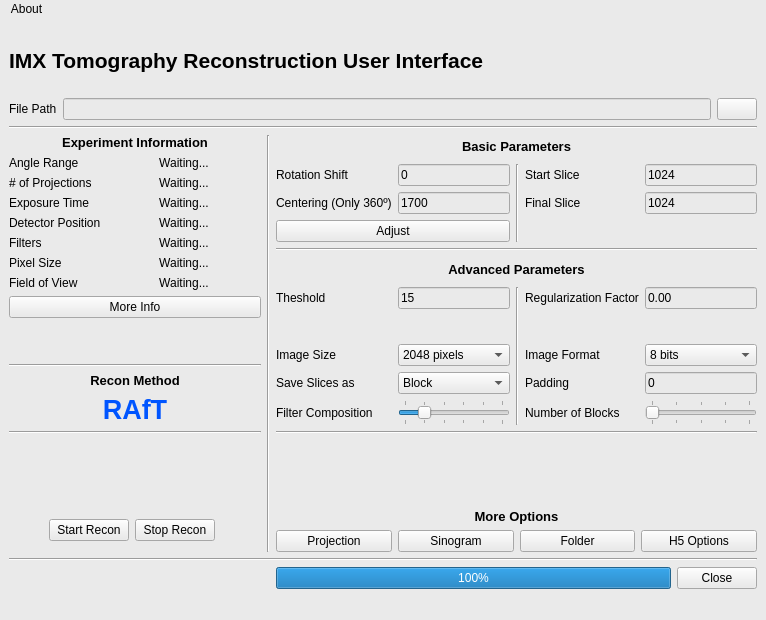
Before: the Qt Designer form ReconGUI.ui in gabrielschubert/ReconGUI, drawn with Qt 5.
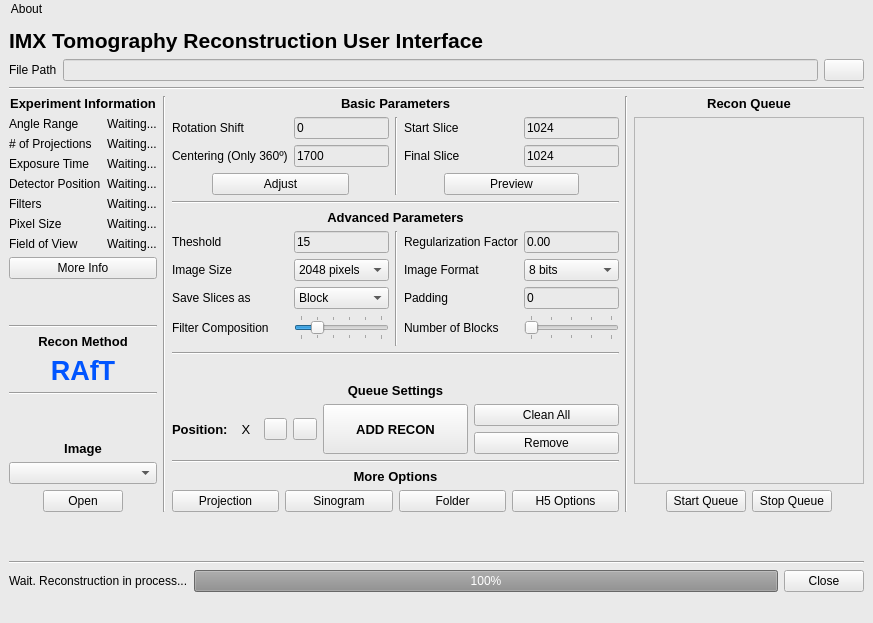
After: the same form once the commit is applied. Icons and pictures are not drawn.

Diff of the .ui file:
```diff
--- a/ReconGUI.ui
+++ b/ReconGUI.ui
@@ -6,8 +6,8 @@
    <rect>
     <x>0</x>
     <y>0</y>
-    <width>766</width>
-    <height>620</height>
+    <width>873</width>
+    <height>623</height>
    </rect>
   </property>
   <property name="windowTitle">
@@ -22,7 +22,129 @@
   </property>
   <widget class="QWidget" name="centralwidget">
    <layout class="QGridLayout" name="gridLayout">
-    <item row="3" column="0" colspan="2">
+    <item row="2" column="0" colspan="6">
+     <widget class="Line" name="line">
+      <property name="orientation">
+       <enum>Qt::Horizontal</enum>
+      </property>
+     </widget>
+    </item>
+    <item row="3" column="4" rowspan="5">
+     <widget class="Line" name="line_9">
+      <property name="orientation">
+       <enum>Qt::Vertical</enum>
+      </property>
+     </widget>
+    </item>
+    <item row="1" column="0" colspan="6">
+     <layout class="QHBoxLayout" name="horizontalLayout_3">
+      <item>
+       <widget class="QLabel" name="FilePathLabel">
+        <property name="text">
+         <string>File Path</string>
+        </property>
+       </widget>
+      </item>
+      <item>
+       <widget class="QLineEdit" name="FilePathLineEdit">
+        <property name="enabled">
+         <bool>false</bool>
+        </property>
+       </widget>
+      </item>
+      <item>
+       <widget class="QPushButton" name="FilePathChooseButton">
+        <property name="cursor">
+         <cursorShape>PointingHandCursor</cursorShape>
+        </property>
+        <property name="text">
+         <string/>
+        </property>
+        <property name="icon">
+         <iconset resource="ReconGUIResource.qrc">
+          <normaloff>:/FolderIcon/Images/closed_folder.png</normaloff>:/FolderIcon/Images/closed_folder.png</iconset>
+        </property>
+       </widget>
+      </item>
+     </layout>
+    </item>
+    <item row="7" column="3">
+     <layout class="QVBoxLayout" name="verticalLayout">
+      <item>
+       <widget class="QLabel" name="MoreOptionsLabel">
+        <property name="font">
+         <font>
+          <family>Liberation Sans</family>
+          <pointsize>10</pointsize>
+          <weight>75</weight>
+          <bold>true</bold>
+         </font>
+        </property>
+        <property name="layoutDirection">
+         <enum>Qt::LeftToRight</enum>
+        </property>
+        <property name="text">
+         <string>More Options</string>
+        </property>
+        <property name="alignment">
+         <set>Qt::AlignCenter</set>
+        </property>
+       </widget>
+      </item>
+      <item>
+       <layout class="QGridLayout" name="gridLayout_3">
+        <item row="0" column="1">
+         <widget class="QPushButton" name="OpenSinogramButton">
+          <property name="cursor">
+           <cursorShape>PointingHandCursor</cursorShape>
+          </property>
+          <property name="text">
+           <string>Sinogram</string>
+          </property>
+         </widget>
+        </item>
+        <item row="0" column="3">
+         <widget class="QPushButton" name="H5OptionsButton">
+          <property name="cursor">
+           <cursorShape>PointingHandCursor</cursorShape>
+          </property>
+          <property name="text">
+           <string>H5 Options</string>
+          </property>
+         </widget>
+        </item>
+        <item row="0" column="0">
+         <widget class="QPushButton" name="OpenProjectionButton">
+          <property name="cursor">
+           <cursorShape>PointingHandCursor</cursorShape>
+          </property>
+          <property name="text">
+           <string>Projection</string>
+          </property>
+         </widget>
+        </item>
+        <item row="0" column="2">
+         <widget class="QPushButton" name="OpenFolderButton">
+          <property name="cursor">
+           <cursorShape>PointingHandCursor</cursorShape>
+          </property>
+          <property name="text">
+           <string>Folder</string>
+          </property>
+         </widget>
+        </item>
+       </layout>
+      </item>
+     </layout>
+    </item>
+    <item row="3" column="2" rowspan="5">
+     <widget class="Line" name="line_2">
+      <property name="orientation">
+       <enum>Qt::Vertical</enum>
+      </property>
+     </widget>
+    </item>
+    <item row="3" column="0" rowspan="5" colspan="2">
      <layout class="QFormLayout" name="formLayout">
       <item row="0" column="0" colspan="2">
        <layout class="QVBoxLayout" name="verticalLayout_3">
@@ -172,6 +294,9 @@
        <layout class="QVBoxLayout" name="verticalLayout_2">
         <item>
          <widget class="QPushButton" name="MoreInfoButton">
+          <property name="cursor">
+           <cursorShape>PointingHandCursor</cursorShape>
+          </property>
           <property name="text">
            <string>More Info</string>
           </property>
@@ -203,7 +328,7 @@
        </layout>
       </item>
       <item row="9" column="0" colspan="2">
-       <widget class="QLabel" name="label_2">
+       <widget class="QLabel" name="ReconMethodLabel">
         <property name="font">
          <font>
           <family>Liberation Sans</family>
@@ -221,7 +346,7 @@
        </widget>
       </item>
       <item row="10" column="0" colspan="2">
-       <widget class="QLabel" name="label_3">
+       <widget class="QLabel" name="RAfTLabel">
         <property name="font">
          <font>
           <family>Liberation Sans</family>
@@ -245,21 +370,154 @@
         </property>
        </widget>
       </item>
+      <item row="12" column="0" colspan="2">
+       <layout class="QVBoxLayout" name="verticalLayout_12">
+        <item>
+         <spacer name="verticalSpacer_2">
+          <property name="orientation">
+           <enum>Qt::Vertical</enum>
+          </property>
+          <property name="sizeType">
+           <enum>QSizePolicy::Preferred</enum>
+          </property>
+          <property name="sizeHint" stdset="0">
+           <size>
+            <width>20</width>
+            <height>40</height>
+           </size>
+          </property>
+         </spacer>
+        </item>
+        <item>
+         <widget class="QLabel" name="OpenImageLabel">
+          <property name="font">
+           <font>
+            <family>Liberation Sans</family>
+            <pointsize>10</pointsize>
+            <weight>75</weight>
+            <bold>true</bold>
+           </font>
+          </property>
+          <property name="text">
+           <string>Image</string>
+          </property>
+          <property name="alignment">
+           <set>Qt::AlignCenter</set>
+          </property>
+         </widget>
+        </item>
+        <item>
+         <widget class="QComboBox" name="OpenImageComboBox">
+          <property name="cursor">
+           <cursorShape>PointingHandCursor</cursorShape>
+          </property>
+         </widget>
+        </item>
+        <item>
+         <layout class="QHBoxLayout" name="horizontalLayout_6">
+          <item>
+           <spacer name="OpenImageButtonHorizontalSpacer">
+            <property name="orientation">
+             <enum>Qt::Horizontal</enum>
+            </property>
+            <property name="sizeType">
+             <enum>QSizePolicy::Preferred</enum>
+            </property>
+            <property name="sizeHint" stdset="0">
+             <size>
+              <width>40</width>
+              <height>20</height>
+             </size>
+            </property>
+           </spacer>
+          </item>
+          <item>
+           <widget class="QPushButton" name="OpenImageButton">
+            <property name="cursor">
+             <cursorShape>PointingHandCursor</cursorShape>
+            </property>
+            <property name="text">
+             <string>Open</string>
+            </property>
+            <property name="icon">
+             <iconset resource="ReconGUIResource.qrc">
+              <normaloff>:/ImageJ/Images/ImageJ.png</normaloff>:/ImageJ/Images/ImageJ.png</iconset>
+            </property>
+           </widget>
+          </item>
+          <item>
+           <spacer name="OpenImageButtonHorizontalSpacer_2">
+            <property name="orientation">
+             <enum>Qt::Horizontal</enum>
+            </property>
+            <property name="sizeType">
+             <enum>QSizePolicy::Preferred</enum>
+            </property>
+            <property name="sizeHint" stdset="0">
+             <size>
+              <width>40</width>
+              <height>20</height>
+             </size>
+            </property>
+           </spacer>
+          </item>
+         </layout>
+        </item>
+       </layout>
+      </item>
      </layout>
     </item>
-    <item row="7" column="3">
+    <item row="0" column="0" colspan="6">
+     <layout class="QHBoxLayout" name="horizontalLayout_2">
+      <item>
+       <widget class="QLabel" name="IMXGUINameLabel">
+        <property name="font">
+         <font>
+          <family>Liberation Sans</family>
+          <pointsize>16</pointsize>
+          <weight>75</weight>
+          <bold>true</bold>
+         </font>
+        </property>
+        <property name="autoFillBackground">
+         <bool>false</bool>
+        </property>
+        <property name="text">
+         <string>IMX Tomography Reconstruction User Interface</string>
+        </property>
+       </widget>
+      </item>
+      <item>
+       <widget class="QLabel" name="LNLSLogoImageLabel">
+        <property name="layoutDirection">
+         <enum>Qt::RightToLeft</enum>
+        </property>
+        <property name="text">
+         <string/>
+        </property>
+        <property name="pixmap">
+         <pixmap resource="ReconGUIResource.qrc">:/MainWindowIcon/Images/LNLS_logo_mini.jpg</pixmap>
+        </property>
+       </widget>
+      </item>
+     </layout>
+    </item>
+    <item row="10" column="0" colspan="6">
      <layout class="QGridLayout" name="gridLayout_2">
-      <item row="1" column="1">
+      <item row="1" column="2">
        <widget class="QPushButton" name="CloseGuiButton">
+        <property name="cursor">
+         <cursorShape>PointingHandCursor</cursorShape>
+        </property>
         <property name="text">
          <string>Close</string>
         </property>
        </widget>
       </item>
-      <item row="1" column="0">
+      <item row="1" column="1">
        <widget class="QProgressBar" name="progressBar">
         <property name="enabled">
-         <bool>true</bool>
+         <bool>false</bool>
         </property>
         <property name="styleSheet">
          <string notr="true">Base:rgb(0, 85, 255)</string>
@@ -267,6 +525,9 @@
         <property name="value">
          <number>100</number>
         </property>
+        <property name="textVisible">
+         <bool>true</bool>
+        </property>
         <property name="invertedAppearance">
          <bool>false</bool>
         </property>
@@ -275,102 +536,105 @@
         </property>
        </widget>
       </item>
+      <item row="1" column="0">
+       <widget class="QLabel" name="ProgressLabel">
+        <property name="text">
+         <string>Wait. Reconstruction in process...</string>
+        </property>
+       </widget>
+      </item>
      </layout>
     </item>
-    <item row="2" column="0" colspan="4">
-     <widget class="Line" name="line">
+    <item row="9" column="0" colspan="6">
+     <widget class="Line" name="line_8">
       <property name="orientation">
        <enum>Qt::Horizontal</enum>
       </property>
      </widget>
     </item>
-    <item row="0" column="0" colspan="4">
-     <layout class="QHBoxLayout" name="horizontalLayout_2">
+    <item row="3" column="5" rowspan="5">
+     <layout class="QVBoxLayout" name="verticalLayout_8">
       <item>
-       <widget class="QLabel" name="IMXGUINameLabel">
+       <widget class="QLabel" name="ReconQueueLabel">
         <property name="font">
          <font>
           <family>Liberation Sans</family>
-          <pointsize>16</pointsize>
+          <pointsize>10</pointsize>
           <weight>75</weight>
           <bold>true</bold>
          </font>
         </property>
-        <property name="autoFillBackground">
-         <bool>false</bool>
-        </property>
         <property name="text">
-         <string>IMX Tomography Reconstruction User Interface</string>
+         <string>Recon Queue</string>
         </property>
-       </widget>
-      </item>
-      <item>
-       <widget class="QLabel" name="LNLSLogoImageLabel">
-        <property name="layoutDirection">
-         <enum>Qt::RightToLeft</enum>
+        <property name="alignment">
+         <set>Qt::AlignCenter</set>
         </property>
-        <property name="text">
-         <string/>
-        </property>
-        <property name="pixmap">
-         <pixmap resource="ReconGUIResource.qrc">:/MainWindowIcon/Images/LNLS_logo_mini.jpg</pixmap>
-        </property>
        </widget>
       </item>
-     </layout>
-    </item>
-    <item row="1" column="0" colspan="4">
-     <layout class="QHBoxLayout" name="horizontalLayout_3">
       <item>
-       <widget class="QLabel" name="FilePathLabel">
-        <property name="text">
-         <string>File Path</string>
-        </property>
-       </widget>
+       <widget class="QTextEdit" name="ReconQueueTextEdit"/>
       </item>
       <item>
-       <widget class="QLineEdit" name="FilePathLineEdit">
-        <property name="enabled">
-         <bool>false</bool>
-        </property>
-       </widget>
-      </item>
-      <item>
-       <widget class="QPushButton" name="FilePathChooseButton">
-        <property name="text">
-         <string/>
-        </property>
-        <property name="icon">
-         <iconset resource="ReconGUIResource.qrc">
-          <normaloff>:/FolderIcon/Images/closed_folder.png</normaloff>:/FolderIcon/Images/closed_folder.png</iconset>
-        </property>
-       </widget>
+       <layout class="QHBoxLayout" name="horizontalLayout_4">
+        <item>
+         <spacer name="StartQueueButtonHorizontalSpacer_1">
+          <property name="orientation">
+           <enum>Qt::Horizontal</enum>
+          </property>
+          <property name="sizeType">
+           <enum>QSizePolicy::Preferred</enum>
+          </property>
+          <property name="sizeHint" stdset="0">
+           <size>
+            <width>40</width>
+            <height>20</height>
+           </size>
+          </property>
+         </spacer>
+        </item>
+        <item>
+         <widget class="QPushButton" name="StartQueueButton">
+          <property name="cursor">
+           <cursorShape>PointingHandCursor</cursorShape>
+          </property>
+          <property name="text">
+           <string>Start Queue</string>
+          </property>
+         </widget>
+        </item>
+        <item>
+         <widget class="QPushButton" name="StopQueueButton">
+          <property name="cursor">
+           <cursorShape>PointingHandCursor</cursorShape>
+          </property>
+          <property name="text">
+           <string>Stop Queue</string>
+          </property>
+         </widget>
+        </item>
+        <item>
+         <spacer name="StartQueueButtonHorizontalSpacer_2">
+          <property name="orientation">
+           <enum>Qt::Horizontal</enum>
+          </property>
+          <property name="sizeType">
+           <enum>QSizePolicy::Preferred</enum>
+          </property>
+          <property name="sizeHint" stdset="0">
+           <size>
+            <width>40</width>
+            <height>20</height>
+           </size>
+          </property>
+         </spacer>
+        </item>
+       </layout>
       </item>
      </layout>
     </item>
     <item row="3" column="3">
      <layout class="QGridLayout" name="gridLayout_4">
-      <item row="8" column="0">
-       <widget class="QLabel" name="ImageSizeLabel">
-        <property name="text">
-         <string>Image Size</string>
-        </property>
-       </widget>
-      </item>
-      <item row="8" column="3">
-       <widget class="QLabel" name="ImageFormatLabel">
-        <property name="text">
-         <string>Image Format</string>
-        </property>
-       </widget>
-      </item>
-      <item row="2" column="0">
-       <widget class="QLabel" name="CenteringLabel">
-        <property name="text">
-         <string>Centering (Only 360º)</string>
-        </property>
-       </widget>
-      </item>
       <item row="1" column="4">
        <widget class="QLineEdit" name="StartSliceLineEdit">
         <property name="text">
@@ -378,6 +642,20 @@
         </property>
        </widget>
       </item>
+      <item row="6" column="2" rowspan="5">
+       <widget class="Line" name="line_7">
+        <property name="orientation">
+         <enum>Qt::Vertical</enum>
+        </property>
+       </widget>
+      </item>
+      <item row="2" column="0">
+       <widget class="QLabel" name="CenteringLabel">
+        <property name="text">
+         <string>Centering (Only 360º)</string>
+        </property>
+       </widget>
+      </item>
       <item row="1" column="3">
        <widget class="QLabel" name="StartSliceLabel">
         <property name="text">
@@ -385,20 +663,6 @@
         </property>
        </widget>
       </item>
-      <item row="8" column="4">
-       <widget class="QComboBox" name="ImageFormaComboBox">
-        <item>
-         <property name="text">
-          <string>8 bits</string>
-         </property>
-        </item>
-        <item>
-         <property name="text">
-          <string>32 bits</string>
-         </property>
-        </item>
-       </widget>
-      </item>
       <item row="6" column="0">
        <widget class="QLabel" name="ThresholdLabel">
         <property name="text">
@@ -406,25 +670,6 @@
         </property>
        </widget>
       </item>
-      <item row="8" column="1">
-       <widget class="QComboBox" name="ImageSizeComboBox">
-        <item>
-         <property name="text">
-          <string>2048 pixels</string>
-         </property>
-        </item>
-        <item>
-         <property name="text">
-          <string>1024 pixels</string>
-         </property>
-        </item>
-        <item>
-         <property name="text">
-          <string>512 pixels</string>
-         </property>
-        </item>
-       </widget>
-      </item>
       <item row="6" column="1">
        <widget class="QLineEdit" name="ThresholdLineEdit">
         <property name="text">
@@ -471,13 +716,6 @@
         </property>
        </widget>
       </item>
-      <item row="10" column="3">
-       <widget class="QLabel" name="label">
-        <property name="text">
-         <string>Number of Blocks</string>
-        </property>
-       </widget>
-      </item>
       <item row="4" column="0" colspan="5">
        <widget class="Line" name="line_3">
         <property name="orientation">
@@ -485,13 +723,6 @@
         </property>
        </widget>
       </item>
-      <item row="10" column="0">
-       <widget class="QLabel" name="FilterCompositionLabel">
-        <property name="text">
-         <string>Filter Composition</string>
-        </property>
-       </widget>
-      </item>
       <item row="1" column="0">
        <widget class="QLabel" name="RotationShiftLabel">
         <property name="text">
@@ -538,25 +769,6 @@
         </property>
        </widget>
       </item>
-      <item row="10" column="1">
-       <widget class="QSlider" name="FilterCompositionSlider">
-        <property name="maximum">
-         <number>5</number>
-        </property>
-        <property name="pageStep">
-         <number>0</number>
-        </property>
-        <property name="value">
-         <number>1</number>
-        </property>
-        <property name="orientation">
-         <enum>Qt::Horizontal</enum>
-        </property>
-        <property name="tickPosition">
-         <enum>QSlider::TicksBothSides</enum>
-        </property>
-       </widget>
-      </item>
       <item row="1" column="1">
        <widget class="QLineEdit" name="RotationShiftLineEdit">
         <property name="text">
@@ -571,8 +783,71 @@
         </property>
        </widget>
       </item>
-      <item row="9" column="1">
+      <item row="11" column="0" colspan="5">
+       <widget class="Line" name="line_5">
+        <property name="orientation">
+         <enum>Qt::Horizontal</enum>
+        </property>
+       </widget>
+      </item>
+      <item row="1" column="2" rowspan="3">
+       <widget class="Line" name="line_4">
+        <property name="orientation">
+         <enum>Qt::Vertical</enum>
+        </property>
+       </widget>
+      </item>
+      <item row="9" column="4">
+       <widget class="QSlider" name="NumberofBlocksSlider">
+        <property name="cursor">
+         <cursorShape>PointingHandCursor</cursorShape>
+        </property>
+        <property name="minimum">
+         <number>1</number>
+        </property>
+        <property name="maximum">
+         <number>5</number>
+        </property>
+        <property name="pageStep">
+         <number>0</number>
+        </property>
+        <property name="value">
+         <number>1</number>
+        </property>
+        <property name="orientation">
+         <enum>Qt::Horizontal</enum>
+        </property>
+        <property name="tickPosition">
+         <enum>QSlider::TicksBothSides</enum>
+        </property>
+       </widget>
+      </item>
+      <item row="7" column="3">
+       <widget class="QLabel" name="ImageFormatLabel">
+        <property name="text">
+         <string>Image Format</string>
+        </property>
+       </widget>
+      </item>
+      <item row="9" column="3">
+       <widget class="QLabel" name="NumberofBlocksLabel">
+        <property name="text">
+         <string>Number of Blocks</string>
+        </property>
+       </widget>
+      </item>
+      <item row="8" column="0">
+       <widget class="QLabel" name="SaveImageAsLabel">
+        <property name="text">
+         <string>Save Slices as</string>
+        </property>
+       </widget>
+      </item>
+      <item row="8" column="1">
        <widget class="QComboBox" name="SaveImageAsComboBox">
+        <property name="cursor">
+         <cursorShape>PointingHandCursor</cursorShape>
+        </property>
         <item>
          <property name="text">
           <string>Block</string>
@@ -585,200 +860,357 @@
         </item>
        </widget>
       </item>
-      <item row="9" column="4">
+      <item row="7" column="0">
+       <widget class="QLabel" name="ImageSizeLabel">
+        <property name="text">
+         <string>Image Size</string>
+        </property>
+       </widget>
+      </item>
+      <item row="9" column="0">
+       <widget class="QLabel" name="FilterCompositionLabel">
+        <property name="text">
+         <string>Filter Composition</string>
+        </property>
+       </widget>
+      </item>
+      <item row="3" column="3" colspan="2">
+       <layout class="QHBoxLayout" name="horizontalLayout">
+        <item>
+         <spacer name="PreviewReconButtonHorizontalSpacer">
+          <property name="orientation">
+           <enum>Qt::Horizontal</enum>
+          </property>
+          <property name="sizeType">
+           <enum>QSizePolicy::Preferred</enum>
+          </property>
+          <property name="sizeHint" stdset="0">
+           <size>
+            <width>40</width>
+            <height>20</height>
+           </size>
+          </property>
+         </spacer>
+        </item>
+        <item>
+         <widget class="QPushButton" name="PreviewReconButton">
+          <property name="cursor">
+           <cursorShape>PointingHandCursor</cursorShape>
+          </property>
+          <property name="text">
+           <string>Preview</string>
+          </property>
+         </widget>
+        </item>
+        <item>
+         <spacer name="PreviewReconButtonHorizontalSpacer_2">
+          <property name="orientation">
+           <enum>Qt::Horizontal</enum>
+          </property>
+          <property name="sizeType">
+           <enum>QSizePolicy::Preferred</enum>
+          </property>
+          <property name="sizeHint" stdset="0">
+           <size>
+            <width>40</width>
+            <height>20</height>
+           </size>
+          </property>
+         </spacer>
+        </item>
+       </layout>
+      </item>
+      <item row="9" column="1">
+       <widget class="QSlider" name="FilterCompositionSlider">
+        <property name="cursor">
+         <cursorShape>PointingHandCursor</cursorShape>
+        </property>
+        <property name="maximum">
+         <number>5</number>
+        </property>
+        <property name="pageStep">
+         <number>0</number>
+        </property>
+        <property name="value">
+         <number>1</number>
+        </property>
+        <property name="orientation">
+         <enum>Qt::Horizontal</enum>
+        </property>
+        <property name="tickPosition">
+         <enum>QSlider::TicksBothSides</enum>
+        </property>
+       </widget>
+      </item>
+      <item row="7" column="4">
+       <widget class="QComboBox" name="ImageFormaComboBox">
+        <property name="cursor">
+         <cursorShape>PointingHandCursor</cursorShape>
+        </property>
+        <item>
+         <property name="text">
+          <string>8 bits</string>
+         </property>
+        </item>
+        <item>
+         <property name="text">
+          <string>32 bits</string>
+         </property>
+        </item>
+       </widget>
+      </item>
+      <item row="7" column="1">
+       <widget class="QComboBox" name="ImageSizeComboBox">
+        <property name="cursor">
+         <cursorShape>PointingHandCursor</cursorShape>
+        </property>
+        <item>
+         <property name="text">
+          <string>2048 pixels</string>
+         </property>
+        </item>
+        <item>
+         <property name="text">
+          <string>1024 pixels</string>
+         </property>
+        </item>
+        <item>
+         <property name="text">
+          <string>512 pixels</string>
+         </property>
+        </item>
+       </widget>
+      </item>
+      <item row="8" column="4">
        <widget class="QLineEdit" name="PaddingLineEdit">
         <property name="text">
          <string>0</string>
         </property>
        </widget>
       </item>
-      <item row="9" column="3">
+      <item row="8" column="3">
        <widget class="QLabel" name="PaddingLabel">
         <property name="text">
          <string>Padding</string>
         </property>
        </widget>
       </item>
-      <item row="9" column="0">
-       <widget class="QLabel" name="SaveImageAsLabel">
-        <property name="text">
-         <string>Save Slices as</string>
-        </property>
-       </widget>
-      </item>
-      <item row="11" column="0" colspan="5">
-       <widget class="Line" name="line_5">
-        <property name="orientation">
-         <enum>Qt::Horizontal</enum>
-        </property>
-       </widget>
-      </item>
-      <item row="6" column="2" rowspan="5">
-       <widget class="Line" name="line_7">
-        <property name="orientation">
-         <enum>Qt::Vertical</enum>
-        </property>
-       </widget>
-      </item>
-      <item row="10" column="4">
-       <widget class="QSlider" name="NumberofBlocksSlider">
-        <property name="minimum">
-         <number>1</number>
-        </property>
-        <property name="maximum">
-         <number>5</number>
-        </property>
-        <property name="pageStep">
-         <number>0</number>
-        </property>
-        <property name="value">
-         <number>1</number>
-        </property>
-        <property name="orientation">
-         <enum>Qt::Horizontal</enum>
-        </property>
-        <property name="tickPosition">
-         <enum>QSlider::TicksBothSides</enum>
-        </property>
-       </widget>
-      </item>
       <item row="3" column="0" colspan="2">
-       <widget class="QPushButton" name="pushButton_5">
-        <property name="text">
-         <string>Adjust</string>
-        </property>
-       </widget>
-      </item>
-      <item row="1" column="2" rowspan="3">
-       <widget class="Line" name="line_4">
-        <property name="orientation">
-         <enum>Qt::Vertical</enum>
-        </property>
-       </widget>
+       <layout class="QHBoxLayout" name="horizontalLayout_5">
+        <item>
+         <spacer name="AdjustSinoButtonHorizontalSpacer_2">
+          <property name="orientation">
+           <enum>Qt::Horizontal</enum>
+          </property>
+          <property name="sizeType">
+           <enum>QSizePolicy::Preferred</enum>
+          </property>
+          <property name="sizeHint" stdset="0">
+           <size>
+            <width>40</width>
+            <height>20</height>
+           </size>
+          </property>
+         </spacer>
+        </item>
+        <item>
+         <widget class="QPushButton" name="AdjustSinoButton">
+          <property name="cursor">
+           <cursorShape>PointingHandCursor</cursorShape>
+          </property>
+          <property name="text">
+           <string>Adjust</string>
+          </property>
+         </widget>
+        </item>
+        <item>
+         <spacer name="AdjustSinoButtonHorizontalSpacer">
+          <property name="orientation">
+           <enum>Qt::Horizontal</enum>
+          </property>
+          <property name="sizeType">
+           <enum>QSizePolicy::Preferred</enum>
+          </property>
+          <property name="sizeHint" stdset="0">
+           <size>
+            <width>40</width>
+            <height>20</height>
+           </size>
+          </property>
+         </spacer>
+        </item>
+       </layout>
       </item>
      </layout>
     </item>
+    <item row="6" column="3">
+     <widget class="Line" name="line_11">
+      <property name="orientation">
+       <enum>Qt::Horizontal</enum>
+      </property>
+     </widget>
+    </item>
+    <item row="8" column="3">
+     <spacer name="verticalSpacer_3">
+      <property name="orientation">
+       <enum>Qt::Vertical</enum>
+      </property>
+      <property name="sizeHint" stdset="0">
+       <size>
+        <width>20</width>
+        <height>40</height>
+       </size>
+      </property>
+     </spacer>
+    </item>
     <item row="5" column="3">
-     <layout class="QVBoxLayout" name="verticalLayout">
-      <item>
-       <widget class="QLabel" name="MoreOptionsLabel">
-        <property name="font">
-         <font>
-          <family>Liberation Sans</family>
-          <pointsize>10</pointsize>
-          <weight>75</weight>
-          <bold>true</bold>
-         </font>
-        </property>
-        <property name="layoutDirection">
-         <enum>Qt::LeftToRight</enum>
-        </property>
-        <property name="text">
-         <string>More Options</string>
-        </property>
-        <property name="alignment">
-         <set>Qt::AlignCenter</set>
-        </property>
-       </widget>
-      </item>
-      <item>
-       <layout class="QGridLayout" name="gridLayout_3">
+     <layout class="QGridLayout" name="gridLayout_10">
+      <item row="1" column="0" rowspan="2">
+       <layout class="QGridLayout" name="gridLayout_11">
         <item row="0" column="1">
-         <widget class="QPushButton" name="pushButton_2">
-          <property name="text">
-           <string>Sinogram</string>
+         <widget class="QLabel" name="PositionQueue">
+          <property name="font">
+           <font>
+            <family>Liberation Sans</family>
+            <pointsize>10</pointsize>
+           </font>
           </property>
-         </widget>
-        </item>
-        <item row="0" column="3">
-         <widget class="QPushButton" name="pushButton_3">
           <property name="text">
-           <string>H5 Options</string>
+           <string>X</string>
+          </property>
+          <property name="alignment">
+           <set>Qt::AlignCenter</set>
           </property>
          </widget>
         </item>
         <item row="0" column="0">
-         <widget class="QPushButton" name="pushButton">
+         <widget class="QLabel" name="PositionLabel">
+          <property name="font">
+           <font>
+            <family>Liberation Sans</family>
+            <pointsize>10</pointsize>
+            <weight>75</weight>
+            <bold>true</bold>
+           </font>
+          </property>
           <property name="text">
-           <string>Projection</string>
+           <string>Position:</string>
+          </property>
+         </widget>
+        </item>
+        <item row="0" column="3">
+         <widget class="QPushButton" name="DownPositionQueueButton">
+          <property name="sizePolicy">
+           <sizepolicy hsizetype="Ignored" vsizetype="Fixed">
+            <horstretch>0</horstretch>
+            <verstretch>0</verstretch>
+           </sizepolicy>
+          </property>
+          <property name="cursor">
+           <cursorShape>PointingHandCursor</cursorShape>
+          </property>
+          <property name="text">
+           <string/>
+          </property>
+          <property name="icon">
+           <iconset resource="ReconGUIResource.qrc">
+            <normaloff>:/Arrows/Images/rsz_red_arrow_downsvg.png</normaloff>:/Arrows/Images/rsz_red_arrow_downsvg.png</iconset>
           </property>
          </widget>
         </item>
         <item row="0" column="2">
-         <widget class="QPushButton" name="pushButton_4">
+         <widget class="QPushButton" name="UpPositionQueueButton">
+          <property name="sizePolicy">
+           <sizepolicy hsizetype="Ignored" vsizetype="Fixed">
+            <horstretch>0</horstretch>
+            <verstretch>0</verstretch>
+           </sizepolicy>
+          </property>
+          <property name="cursor">
+           <cursorShape>PointingHandCursor</cursorShape>
+          </property>
           <property name="text">
-           <string>Folder</string>
+           <string/>
+          </property>
+          <property name="icon">
+           <iconset resource="ReconGUIResource.qrc">
+            <normaloff>:/Arrows/Images/rsz_greenarrow.png</normaloff>:/Arrows/Images/rsz_greenarrow.png</iconset>
           </property>
          </widget>
         </item>
        </layout>
       </item>
-     </layout>
-    </item>
-    <item row="5" column="0">
-     <layout class="QHBoxLayout" name="horizontalLayout">
-      <item>
-       <spacer name="StartReconButtonhorizontalSpacer">
-        <property name="orientation">
-         <enum>Qt::Horizontal</enum>
+      <item row="1" column="2" rowspan="2">
+       <layout class="QVBoxLayout" name="verticalLayout_18">
+        <item>
+         <layout class="QVBoxLayout" name="verticalLayout_15">
+          <item>
+           <widget class="QPushButton" name="CleanQueueButton">
+            <property name="cursor">
+             <cursorShape>PointingHandCursor</cursorShape>
+            </property>
+            <property name="text">
+             <string>Clean All</string>
+            </property>
+           </widget>
+          </item>
+          <item>
+           <widget class="QPushButton" name="RemoveFromQueueButton">
+            <property name="cursor">
+             <cursorShape>PointingHandCursor</cursorShape>
+            </property>
+            <property name="text">
+             <string>Remove</string>
+            </property>
+           </widget>
+          </item>
+         </layout>
+        </item>
+       </layout>
+      </item>
+      <item row="1" column="1" rowspan="2">
+       <widget class="QPushButton" name="AddReconQueueButton">
+        <property name="sizePolicy">
+         <sizepolicy hsizetype="Minimum" vsizetype="Preferred">
+          <horstretch>0</horstretch>
+          <verstretch>0</verstretch>
+         </sizepolicy>
         </property>
-        <property name="sizeType">
-         <enum>QSizePolicy::Preferred</enum>
+        <property name="font">
+         <font>
+          <pointsize>10</pointsize>
+          <weight>75</weight>
+          <bold>true</bold>
+         </font>
         </property>
-        <property name="sizeHint" stdset="0">
-         <size>
-          <width>40</width>
-          <height>20</height>
-         </size>
+        <property name="cursor">
+         <cursorShape>PointingHandCursor</cursorShape>
         </property>
-       </spacer>
-      </item>
-      <item>
-       <widget class="QPushButton" name="StartReconButton">
         <property name="text">
-         <string>Start Recon</string>
+         <string>ADD RECON</string>
         </property>
        </widget>
       </item>
-      <item>
-       <widget class="QPushButton" name="StopReconButton">
+      <item row="0" column="0" colspan="3">
+       <widget class="QLabel" name="QueueSettingsLabel">
+        <property name="font">
+         <font>
+          <family>Liberation Sans</family>
+          <pointsize>10</pointsize>
+          <weight>75</weight>
+          <bold>true</bold>
+         </font>
+        </property>
         <property name="text">
-         <string>Stop Recon</string>
+         <string>Queue Settings</string>
         </property>
+        <property name="alignment">
+         <set>Qt::AlignCenter</set>
+        </property>
        </widget>
       </item>
-      <item>
-       <spacer name="StartReconButtonhorizontalSpacer_2">
-        <property name="orientation">
-         <enum>Qt::Horizontal</enum>
-        </property>
-        <property name="sizeType">
-         <enum>QSizePolicy::Preferred</enum>
-        </property>
-        <property name="sizeHint" stdset="0">
-         <size>
-          <width>40</width>
-          <height>20</height>
-         </size>
-        </property>
-       </spacer>
-      </item>
      </layout>
     </item>
-    <item row="3" column="2" rowspan="3">
-     <widget class="Line" name="line_2">
-      <property name="orientation">
-       <enum>Qt::Vertical</enum>
-      </property>
-     </widget>
-    </item>
-    <item row="6" column="0" colspan="4">
-     <widget class="Line" name="line_8">
-      <property name="orientation">
-       <enum>Qt::Horizontal</enum>
-      </property>
-     </widget>
-    </item>
    </layout>
   </widget>
   <widget class="QMenuBar" name="menubar">
@@ -786,7 +1218,7 @@
     <rect>
      <x>0</x>
      <y>0</y>
-     <width>766</width>
+     <width>873</width>
      <height>27</height>
     </rect>
    </property>
```
Left out of the diff: 13 changed lines with no effect on the pictures.
